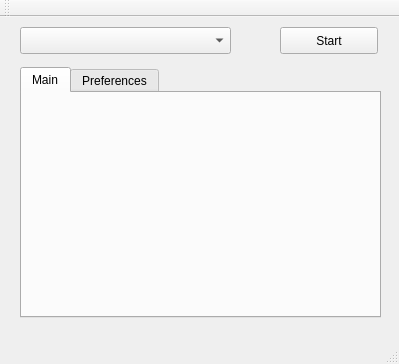
Before: the Qt Designer form mainwindow.ui in jekamozg/CMDesktopApplication, drawn with Qt 5.
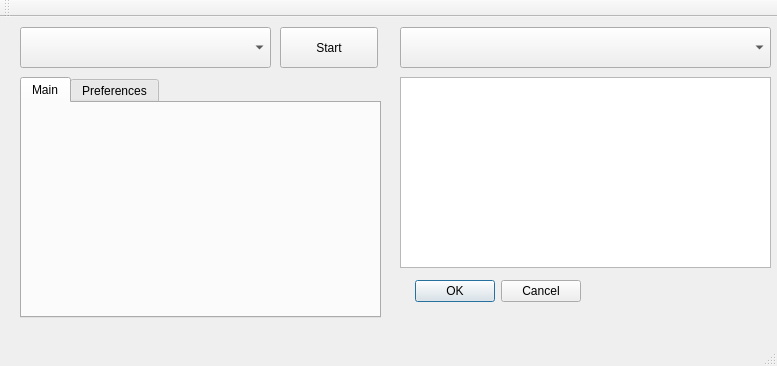
After: the same form once the commit is applied.

Commit message: add css, task form, tasks requests

Patch:
```diff
--- a/mainwindow.ui
+++ b/mainwindow.ui
@@ -2,25 +2,56 @@
 <ui version="4.0">
  <class>MainWindow</class>
  <widget class="QMainWindow" name="MainWindow">
+  <property name="windowModality">
+   <enum>Qt::NonModal</enum>
+  </property>
+  <property name="enabled">
+   <bool>true</bool>
+  </property>
   <property name="geometry">
    <rect>
     <x>0</x>
     <y>0</y>
-    <width>399</width>
-    <height>364</height>
+    <width>777</width>
+    <height>366</height>
    </rect>
   </property>
+  <property name="sizePolicy">
+   <sizepolicy hsizetype="Fixed" vsizetype="Fixed">
+    <horstretch>0</horstretch>
+    <verstretch>0</verstretch>
+   </sizepolicy>
+  </property>
   <property name="windowTitle">
    <string>MainWindow</string>
   </property>
+  <property name="styleSheet">
+   <string notr="true">/*QPushButton {
+	width: 100%;
+	height: 100%;
+	color: rgb(255, 255, 255);
+	font: 75 10pt &quot;MS Shell Dlg 2&quot;;
+	border-radius: 5px;
+	background-color: qlineargradient(spread:pad, x1:0, y1:0, x2:0, y2:1, stop:0 rgba(0, 105, 0, 255), stop:1 rgba(0, 0, 0, 255));
+}*/</string>
+  </property>
+  <property name="tabShape">
+   <enum>QTabWidget::Triangular</enum>
+  </property>
   <widget class="QWidget" name="centralWidget">
+   <property name="sizePolicy">
+    <sizepolicy hsizetype="Fixed" vsizetype="Fixed">
+     <horstretch>0</horstretch>
+     <verstretch>0</verstretch>
+    </sizepolicy>
+   </property>
    <widget class="QTabWidget" name="mainTabs">
     <property name="geometry">
      <rect>
       <x>20</x>
-      <y>50</y>
+      <y>60</y>
       <width>361</width>
-      <height>251</height>
+      <height>241</height>
      </rect>
     </property>
     <property name="currentIndex">
@@ -56,7 +87,7 @@
       <x>280</x>
       <y>10</y>
       <width>98</width>
-      <height>27</height>
+      <height>41</height>
      </rect>
     </property>
     <property name="text">
@@ -71,11 +102,57 @@
      <rect>
       <x>20</x>
       <y>10</y>
-      <width>211</width>
-      <height>27</height>
+      <width>251</width>
+      <height>41</height>
      </rect>
     </property>
    </widget>
+   <widget class="QWidget" name="tasksform" native="true">
+    <property name="geometry">
+     <rect>
+      <x>390</x>
+      <y>0</y>
+      <width>391</width>
+      <height>301</height>
+     </rect>
+    </property>
+    <widget class="QTextEdit" name="taskMemo">
+     <property name="geometry">
+      <rect>
+       <x>10</x>
+       <y>60</y>
+       <width>371</width>
+       <height>191</height>
+      </rect>
+     </property>
+    </widget>
+    <widget class="QComboBox" name="tasks">
+     <property name="geometry">
+      <rect>
+       <x>10</x>
+       <y>10</y>
+       <width>371</width>
+       <height>41</height>
+      </rect>
+     </property>
+    </widget>
+    <widget class="QDialogButtonBox" name="taskDialog">
+     <property name="geometry">
+      <rect>
+       <x>10</x>
+       <y>260</y>
+       <width>181</width>
+       <height>28</height>
+      </rect>
+     </property>
+     <property name="orientation">
+      <enum>Qt::Horizontal</enum>
+     </property>
+     <property name="standardButtons">
+      <set>QDialogButtonBox::Cancel|QDialogButtonBox::Ok</set>
+     </property>
+    </widget>
+   </widget>
   </widget>
   <widget class="QMenuBar" name="menuBar">
    <property name="geometry">
```
Left out of the diff: 4 changed lines with no effect on the pictures. The commit also changes 17 other files.
